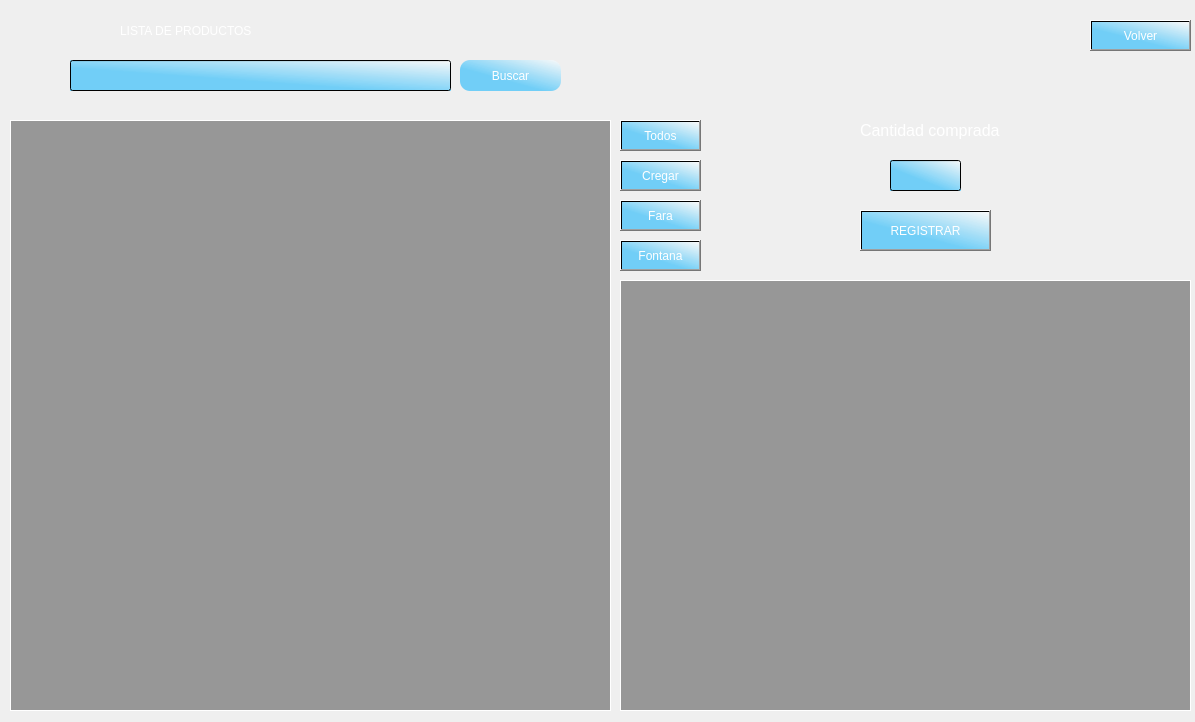
Before: the Qt Designer form ventanas/registrar_compras.ui in LautaroRomero21/Proyecto-CRUD-para-empresa-chica, drawn with Qt 5.
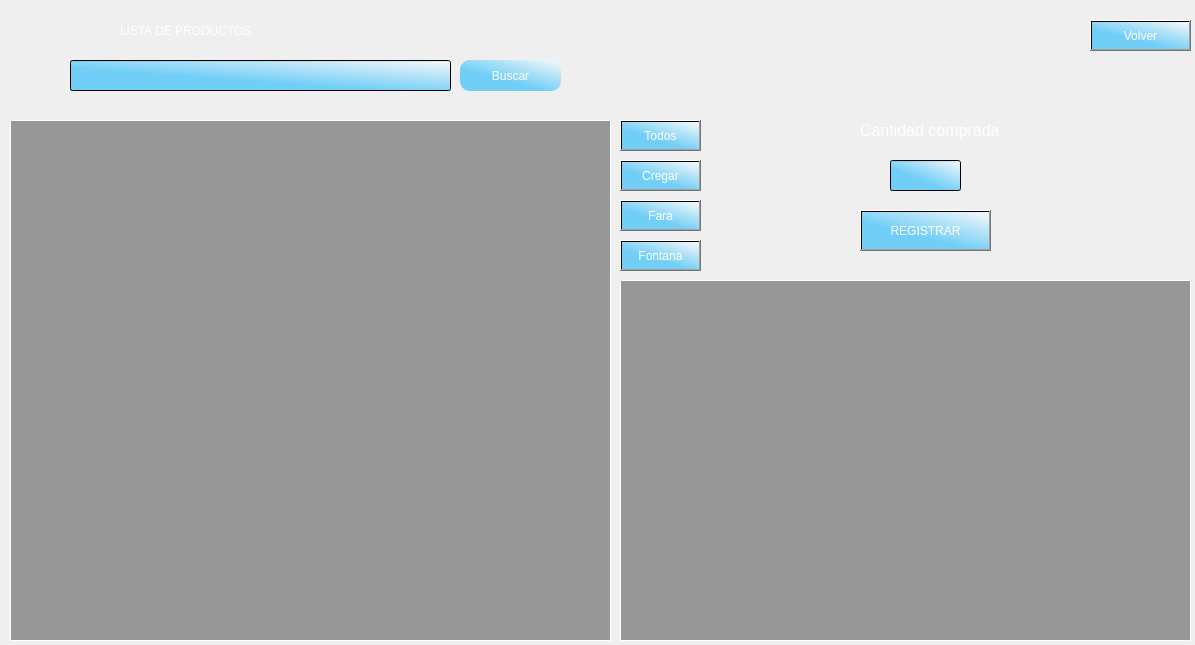
After: the same form once the commit is applied. Icons and pictures are not drawn.

Patch:
```diff
--- a/ventanas/registrar_compras.ui
+++ b/ventanas/registrar_compras.ui
@@ -7,19 +7,19 @@
     <x>0</x>
     <y>0</y>
     <width>1195</width>
-    <height>722</height>
+    <height>645</height>
    </rect>
   </property>
   <property name="minimumSize">
    <size>
     <width>1195</width>
-    <height>722</height>
+    <height>645</height>
    </size>
   </property>
   <property name="maximumSize">
    <size>
     <width>1195</width>
-    <height>722</height>
+    <height>645</height>
    </size>
   </property>
   <property name="windowTitle">
@@ -124,7 +124,7 @@
      <rect>
       <x>170</x>
       <y>90</y>
-      <width>151</width>
+      <width>181</width>
       <height>31</height>
      </rect>
     </property>
@@ -200,7 +200,7 @@
       <x>620</x>
       <y>280</y>
       <width>571</width>
-      <height>431</height>
+      <height>361</height>
      </rect>
     </property>
     <property name="font">
@@ -326,7 +326,7 @@
       <x>10</x>
       <y>120</y>
       <width>601</width>
-      <height>591</height>
+      <height>521</height>
      </rect>
     </property>
     <property name="font">
```
